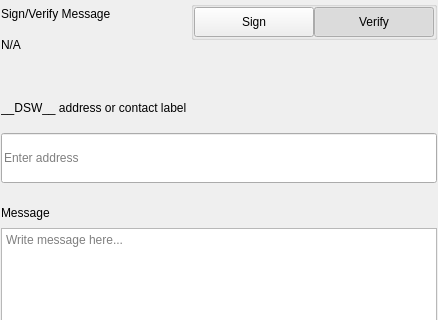
Qt form src/qt/pivx/settings/forms/settingssignmessagewidgets.ui (decenomy/DSW) before a commit; both pictures show x 0 to 438 and y 0 to 320 of the 438 by 579 pixel window.
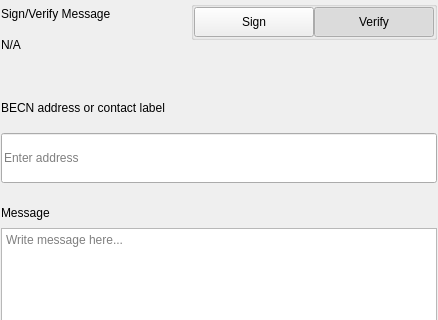
The same form after that commit.

Commit message: Replace standard coin unit __DSW__ by BECN (8)

Diff of the .ui file:
```diff
--- a/src/qt/pivx/settings/forms/settingssignmessagewidgets.ui
+++ b/src/qt/pivx/settings/forms/settingssignmessagewidgets.ui
@@ -276,7 +276,7 @@
                </size>
               </property>
               <property name="text">
-               <string>__DSW__ address or contact label</string>
+               <string>BECN address or contact label</string>
               </property>
              </widget>
             </item>
```
The commit also changes 9 other files.
